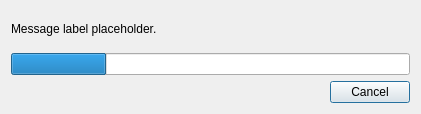
Before: the Qt Designer form launcher/dialogs/MSALoginDialog.ui in FreesmTeam/FreesmLauncher, drawn with Qt 5.
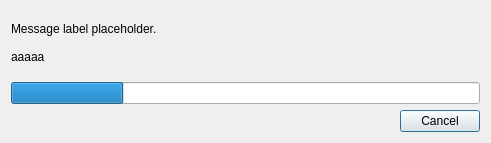
After: the same form once the commit is applied.

Commit message: NOISSUE add setting capes, tweak missing profile message, fix cape IDs

What changed in the file:
```diff
--- a/launcher/dialogs/MSALoginDialog.ui
+++ b/launcher/dialogs/MSALoginDialog.ui
@@ -6,8 +6,8 @@
    <rect>
     <x>0</x>
     <y>0</y>
-    <width>421</width>
-    <height>114</height>
+    <width>491</width>
+    <height>143</height>
    </rect>
   </property>
   <property name="sizePolicy">
@@ -23,10 +23,12 @@
    <item>
     <widget class="QLabel" name="label">
      <property name="text">
-      <string notr="true">Message label placeholder.</string>
+      <string notr="true">Message label placeholder.
+
+aaaaa</string>
      </property>
      <property name="textFormat">
-      <enum>Qt::RichText</enum>
+      <enum>Qt::MarkdownText</enum>
      </property>
      <property name="textInteractionFlags">
       <set>Qt::LinksAccessibleByKeyboard|Qt::LinksAccessibleByMouse|Qt::TextBrowserInteraction|Qt::TextSelectableByKeyboard|Qt::TextSelectableByMouse</set>
```
The commit also changes 10 other files.
